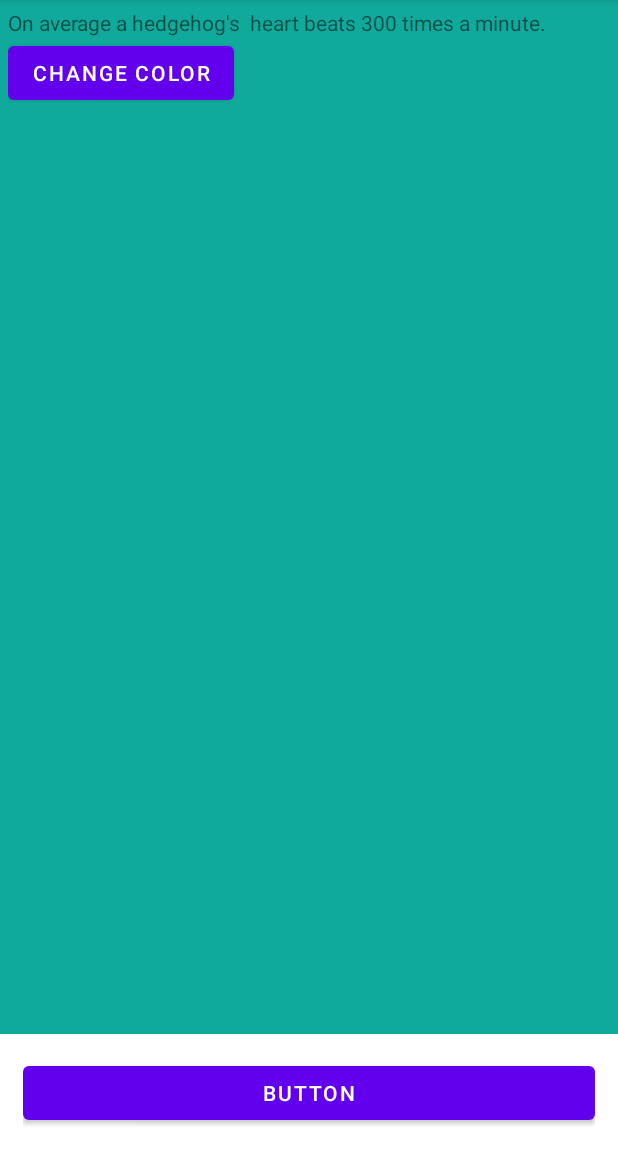
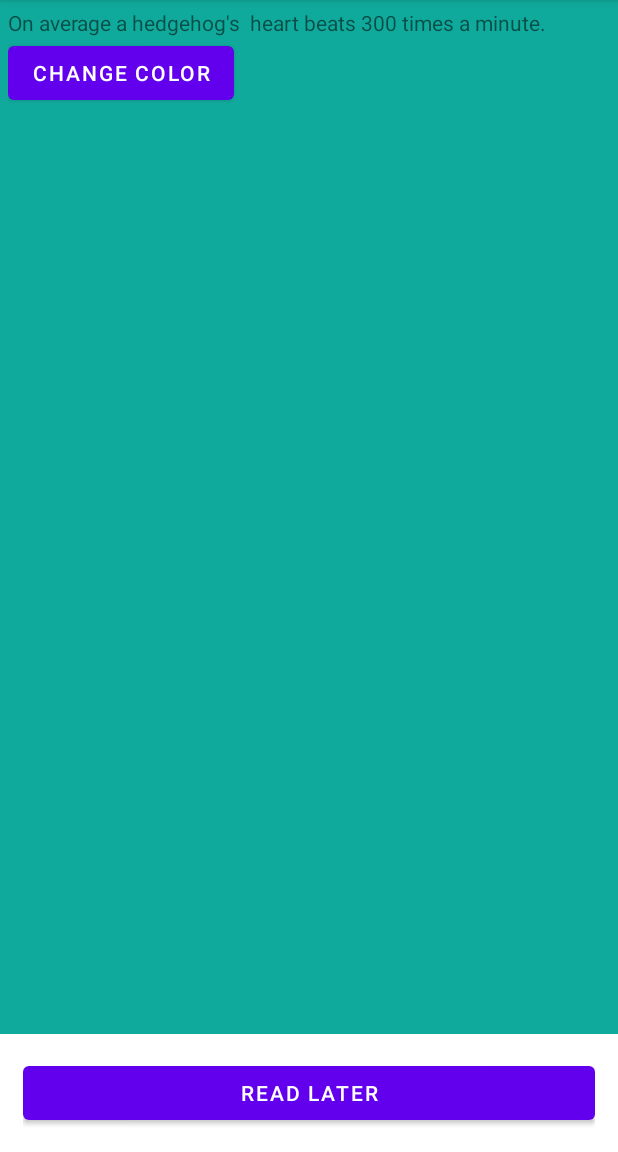
Before and after one commit to ys2409/KnowYourFacts, an Android app: the screen it shows after launch (MainActivity), on a phone screen of 412 x 824 dp, the part 84-1236 px from its top. Run offline under Robolectric (Android 15) with nearby library versions, the phone set to English and light mode, and no system bars.

Commit message:
First commit

```diff
--- a/app/src/main/res/layout/activity_main.xml
+++ b/app/src/main/res/layout/activity_main.xml
@@ -24,7 +24,7 @@
             android:id="@+id/btnReadLater"
             android:layout_width="match_parent"
             android:layout_height="wrap_content"
-            android:text="Button" />
+            android:text="Read Later" />
     </LinearLayout>
 
 </LinearLayout>
```
